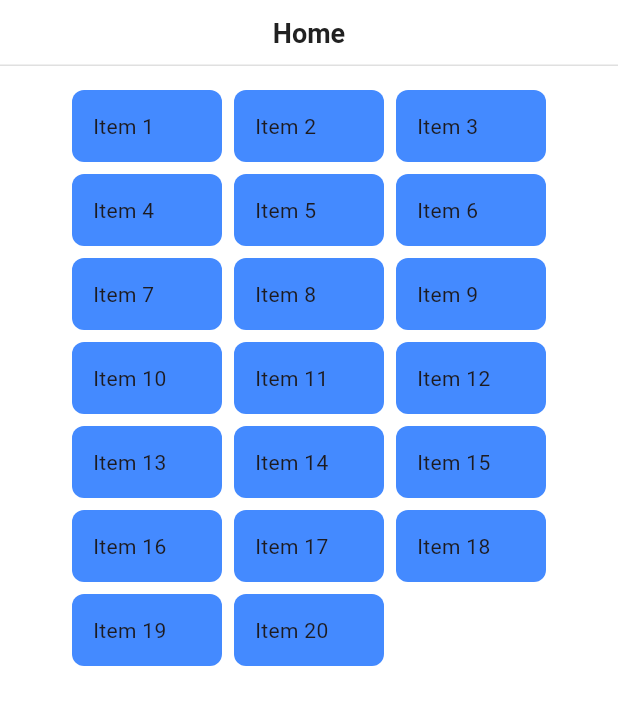
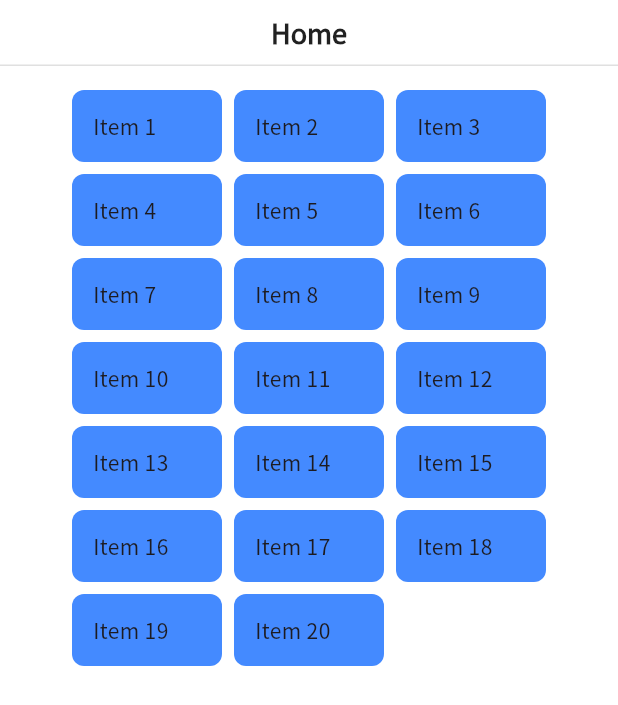
Before and after one commit to henryypin/playground_flutter, a Flutter app: the screen it shows after launch, on a phone screen of 412 x 824 dp. Shown: the top 705 px of the screen. Run offline on Flutter 3.47's test engine with Material 3 defaults, Android fonts, the phone set to English and light mode, and no system bars; our stand-ins replace auto_route, equatable, flutter_bloc.

Commit message:
Add NotoSansTC font family and update theme to use it

```diff
--- a/lib/my_app.dart
+++ b/lib/my_app.dart
@@ -27,7 +27,10 @@ class _MyAppState extends State<MyApp> with PpThemedState {
     return MaterialApp.router(
       title: 'Playground Flutter',
       debugShowCheckedModeBanner: false,
-      theme: ThemeData(scaffoldBackgroundColor: ppTheme.color.background),
+      theme: ThemeData(
+        scaffoldBackgroundColor: ppTheme.color.background,
+        fontFamily: 'NotoSansTC',
+      ),
       routerConfig: _router.config(),
     );
   }
```
Also changed, not shown: pubspec.yaml (+11 -0 lines), 4 other files.
